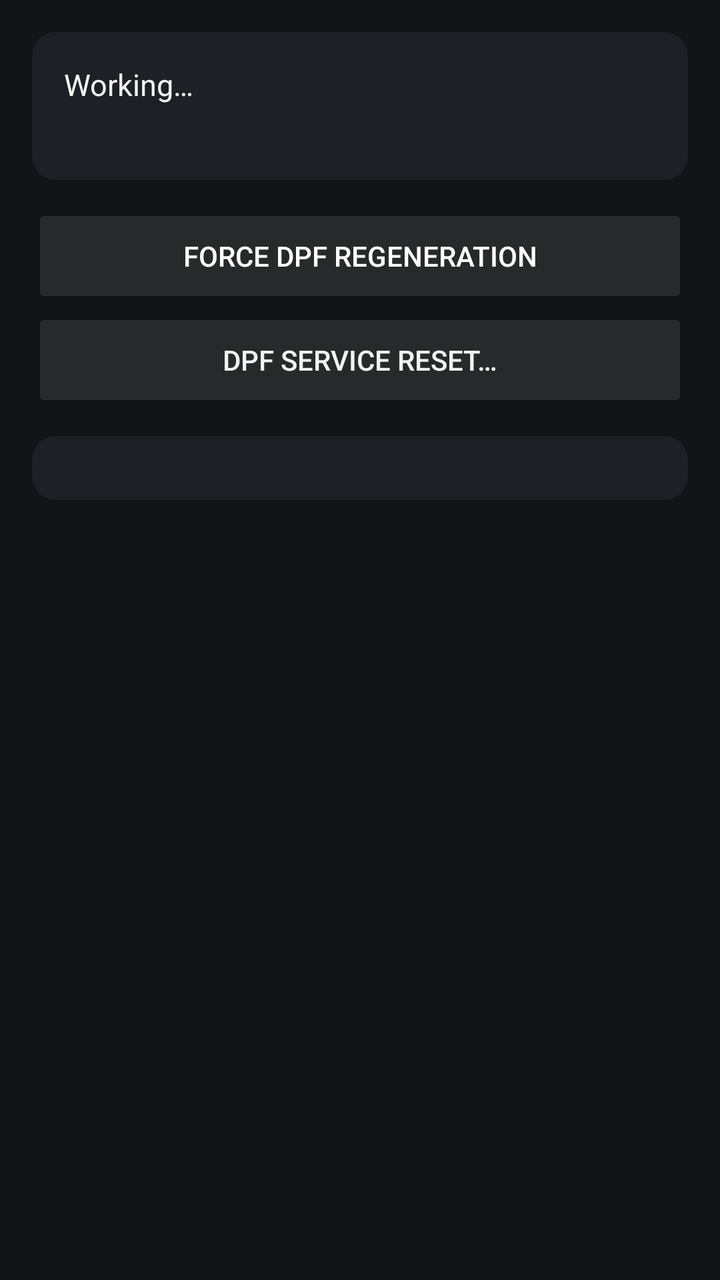
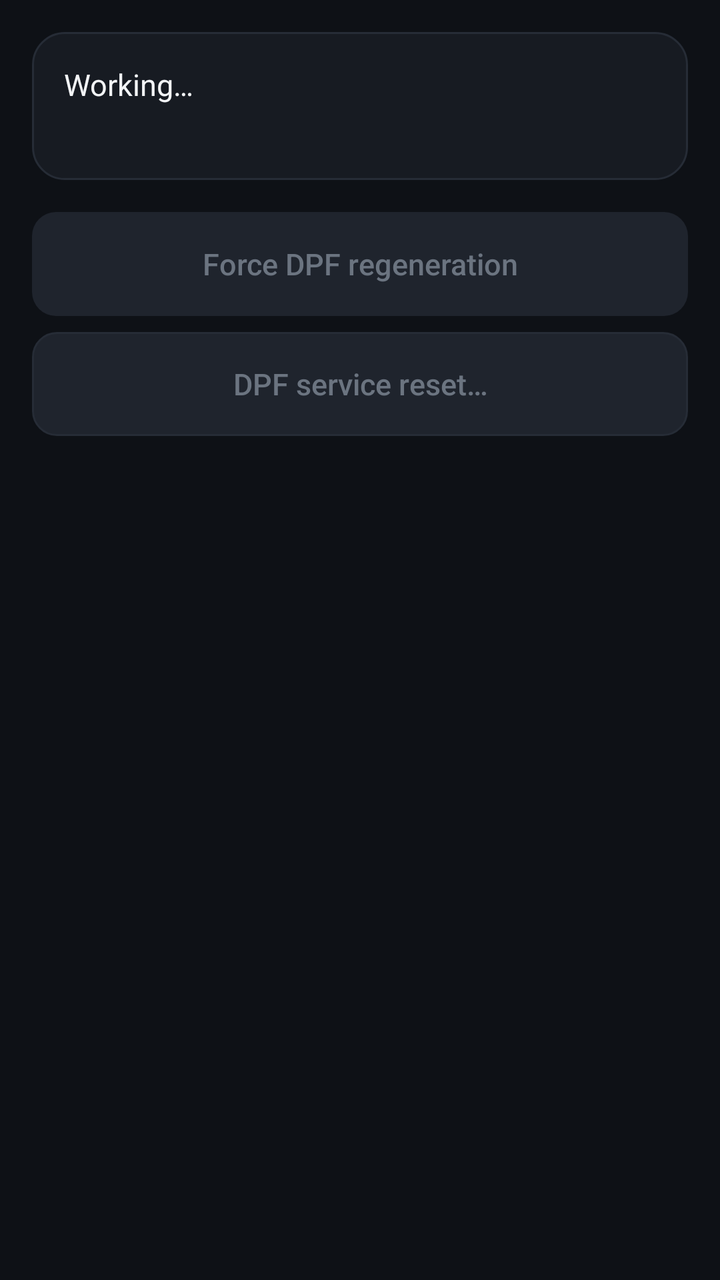

An Android layout rendered at two revisions. The XML below is the earlier revision; the diff shows what the commit changed to produce the second picture.
<!-- AndroidManifest.xml: application theme Theme.MpsDiag -->
<!-- res/layout/activity_dpf.xml -->
<?xml version="1.0" encoding="utf-8"?>
<ScrollView xmlns:android="http://schemas.android.com/apk/res/android"
    android:layout_width="match_parent"
    android:layout_height="match_parent">

    <LinearLayout
        android:layout_width="match_parent"
        android:layout_height="wrap_content"
        android:orientation="vertical"
        android:padding="@dimen/screen_padding">

        <LinearLayout
            style="@style/Card"
            android:layout_width="match_parent"
            android:layout_height="wrap_content"
            android:orientation="vertical">

            <TextView
                android:id="@+id/statusText"
                style="@style/Text.Body"
                android:layout_width="match_parent"
                android:layout_height="wrap_content"
                android:text="@string/working" />

            <TextView
                android:id="@+id/vehicleText"
                style="@style/Text.Secondary"
                android:layout_width="match_parent"
                android:layout_height="wrap_content"
                android:layout_marginTop="4dp" />
        </LinearLayout>

        <Button
            android:id="@+id/regenButton"
            style="@style/Button.Primary"
            android:layout_width="match_parent"
            android:layout_height="wrap_content"
            android:enabled="false"
            android:text="@string/dpf_force_regen" />

        <Button
            android:id="@+id/serviceButton"
            style="@style/Button.Secondary"
            android:layout_width="match_parent"
            android:layout_height="wrap_content"
            android:layout_marginBottom="@dimen/gap"
            android:enabled="false"
            android:text="@string/dpf_service_reset" />

        <LinearLayout
            android:id="@+id/paramList"
            style="@style/Card"
            android:layout_width="match_parent"
            android:layout_height="wrap_content"
            android:orientation="vertical" />
    </LinearLayout>
</ScrollView>
<!-- resources referenced by this layout -->
<resources>
  <style name="Button.Primary" parent="android:Widget.Material.Button.Colored">
          <item name="android:textColor">@color/text_on_primary</item>
          <item name="android:minHeight">52dp</item>
      </style>
  <style name="Button.Secondary" parent="android:Widget.Material.Button">
          <item name="android:textColor">@color/text_primary</item>
          <item name="android:minHeight">52dp</item>
      </style>
  <style name="Theme.MpsDiag" parent="android:Theme.Material">
          <item name="android:colorPrimary">@color/brand_primary</item>
          <item name="android:colorPrimaryDark">@color/brand_primary_dark</item>
          <item name="android:colorAccent">@color/brand_accent</item>
          <item name="android:windowBackground">@color/bg_window</item>
          <item name="android:textColorPrimary">@color/text_primary</item>
          <item name="android:textColorSecondary">@color/text_secondary</item>
          <item name="android:statusBarColor">@color/brand_primary_dark</item>
      </style>
  <color name="text_on_primary">#FFFFFF</color>
  <color name="text_primary">#F2F3F5</color>
  <!-- drawable bg_card (drawable) -->
  <?xml version="1.0" encoding="utf-8"?>
  <shape xmlns:android="http://schemas.android.com/apk/res/android">
      <solid android:color="@color/bg_card" />
      <corners android:radius="@dimen/card_radius" />
  </shape>
  <color name="text_secondary">#A6ABB3</color>
  <color name="brand_primary">#E4002B</color>
  <color name="brand_primary_dark">#A8001F</color>
  <color name="brand_accent">#FF5A5F</color>
  <color name="bg_window">#121417</color>
  <color name="bg_card">#1D2024</color>
  <dimen name="card_radius">12dp</dimen>
  <!-- unchanged entries left out for length: 11 -->
</resources>

<!-- the commit's change to res/layout/activity_dpf.xml (unified diff, before → after) -->
@@ -49,7 +49,6 @@
 
         <LinearLayout
             android:id="@+id/paramList"
-            style="@style/Card"
             android:layout_width="match_parent"
             android:layout_height="wrap_content"
             android:orientation="vertical" />
<!-- resource entries referenced after the edit -->
@@ -1,37 +1,102 @@
 <!-- resources referenced by this layout -->
 <resources>
-  <style name="Button.Primary" parent="android:Widget.Material.Button.Colored">
-          <item name="android:textColor">@color/text_on_primary</item>
+  <style name="Button.Primary" parent="android:Widget.Material.Button">
+          <item name="android:background">@drawable/bg_button_primary</item>
+          <item name="android:textColor">@color/button_text_primary</item>
+          <item name="android:fontFamily">sans-serif-medium</item>
+          <item name="android:textAllCaps">false</item>
+          <item name="android:textSize">@dimen/text_body</item>
           <item name="android:minHeight">52dp</item>
+          <item name="android:paddingStart">20dp</item>
+          <item name="android:paddingEnd">20dp</item>
+          <item name="android:stateListAnimator">@null</item>
+          <item name="android:layout_marginTop">4dp</item>
+          <item name="android:layout_marginBottom">4dp</item>
       </style>
   <style name="Button.Secondary" parent="android:Widget.Material.Button">
-          <item name="android:textColor">@color/text_primary</item>
+          <item name="android:background">@drawable/bg_button_secondary</item>
+          <item name="android:textColor">@color/button_text_secondary</item>
+          <item name="android:fontFamily">sans-serif-medium</item>
+          <item name="android:textAllCaps">false</item>
+          <item name="android:textSize">@dimen/text_body</item>
           <item name="android:minHeight">52dp</item>
+          <item name="android:paddingStart">20dp</item>
+          <item name="android:paddingEnd">20dp</item>
+          <item name="android:stateListAnimator">@null</item>
+          <item name="android:layout_marginTop">4dp</item>
+          <item name="android:layout_marginBottom">4dp</item>
       </style>
   <style name="Theme.MpsDiag" parent="android:Theme.Material">
-          <item name="android:colorPrimary">@color/brand_primary</item>
-          <item name="android:colorPrimaryDark">@color/brand_primary_dark</item>
-          <item name="android:colorAccent">@color/brand_accent</item>
+          <item name="android:colorPrimary">@color/bg_window</item>
+          <item name="android:colorPrimaryDark">@color/bg_window</item>
+          <item name="android:colorAccent">@color/brand_primary</item>
+          <item name="android:colorControlActivated">@color/brand_primary</item>
+          <item name="android:colorBackground">@color/bg_window</item>
           <item name="android:windowBackground">@color/bg_window</item>
+          <item name="android:statusBarColor">@color/bg_window</item>
+          <item name="android:navigationBarColor">@color/bg_window</item>
           <item name="android:textColorPrimary">@color/text_primary</item>
           <item name="android:textColorSecondary">@color/text_secondary</item>
-          <item name="android:statusBarColor">@color/brand_primary_dark</item>
+          <item name="android:actionBarStyle">@style/ActionBar</item>
+          <item name="android:buttonStyle">@style/Button.Secondary</item>
+          <item name="android:alertDialogTheme">@style/Dialog</item>
       </style>
-  <color name="text_on_primary">#FFFFFF</color>
-  <color name="text_primary">#F2F3F5</color>
+  <!-- drawable bg_button_primary (drawable) -->
+  <?xml version="1.0" encoding="utf-8"?>
+  <ripple xmlns:android="http://schemas.android.com/apk/res/android" android:color="@color/ripple">
+      <item>
+          <selector>
+              <item android:state_enabled="false">
+                  <shape><solid android:color="@color/bg_card_raised" /><corners android:radius="@dimen/button_radius" /></shape>
+              </item>
+              <item>
+                  <shape><solid android:color="@color/brand_primary" /><corners android:radius="@dimen/button_radius" /></shape>
+              </item>
+          </selector>
+      </item>
+  </ripple>
+  <!-- drawable bg_button_secondary (drawable) -->
+  <?xml version="1.0" encoding="utf-8"?>
+  <ripple xmlns:android="http://schemas.android.com/apk/res/android" android:color="@color/ripple">
+      <item>
+          <shape>
+              <solid android:color="@color/bg_card_raised" />
+              <stroke android:width="1dp" android:color="@color/stroke" />
+              <corners android:radius="@dimen/button_radius" />
+          </shape>
+      </item>
+  </ripple>
+  <color name="text_primary">#F3F5F7</color>
   <!-- drawable bg_card (drawable) -->
   <?xml version="1.0" encoding="utf-8"?>
   <shape xmlns:android="http://schemas.android.com/apk/res/android">
       <solid android:color="@color/bg_card" />
+      <stroke android:width="1dp" android:color="@color/stroke" />
       <corners android:radius="@dimen/card_radius" />
   </shape>
-  <color name="text_secondary">#A6ABB3</color>
-  <color name="brand_primary">#E4002B</color>
-  <color name="brand_primary_dark">#A8001F</color>
-  <color name="brand_accent">#FF5A5F</color>
-  <color name="bg_window">#121417</color>
-  <color name="bg_card">#1D2024</color>
-  <dimen name="card_radius">12dp</dimen>
+  <color name="text_secondary">#9AA3AE</color>
+  <color name="brand_primary">#FF6B1A</color>
+  <style name="ActionBar" parent="android:Widget.Material.ActionBar.Solid">
+          <item name="android:background">@color/bg_window</item>
+          <item name="android:elevation">0dp</item>
+          <item name="android:titleTextStyle">@style/ActionBar.Title</item>
+      </style>
+  <style name="Dialog" parent="android:Theme.Material.Dialog.Alert">
+          <item name="android:colorAccent">@color/brand_primary</item>
+          <item name="android:colorBackground">@color/bg_card_raised</item>
+          <item name="android:textColorPrimary">@color/text_primary</item>
+      </style>
+  <color name="ripple">#33FFFFFF</color>
+  <color name="bg_card_raised">#1F242D</color>
+  <dimen name="button_radius">12dp</dimen>
+  <color name="stroke">#262C36</color>
+  <color name="bg_window">#0E1116</color>
+  <color name="bg_card">#171B22</color>
+  <dimen name="card_radius">16dp</dimen>
+  <style name="ActionBar.Title" parent="android:TextAppearance.Material.Widget.ActionBar.Title">
+          <item name="android:textColor">@color/text_primary</item>
+          <item name="android:fontFamily">sans-serif-medium</item>
+      </style>
   <!-- unchanged entries left out for length: 11 -->
 </resources>
 
